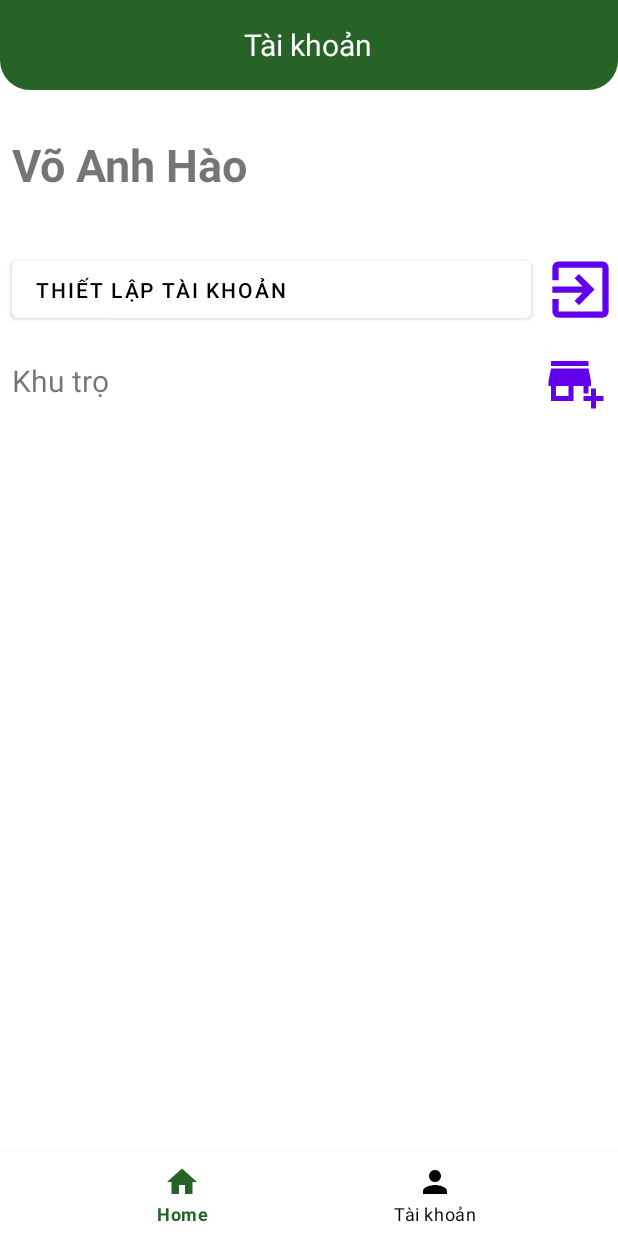
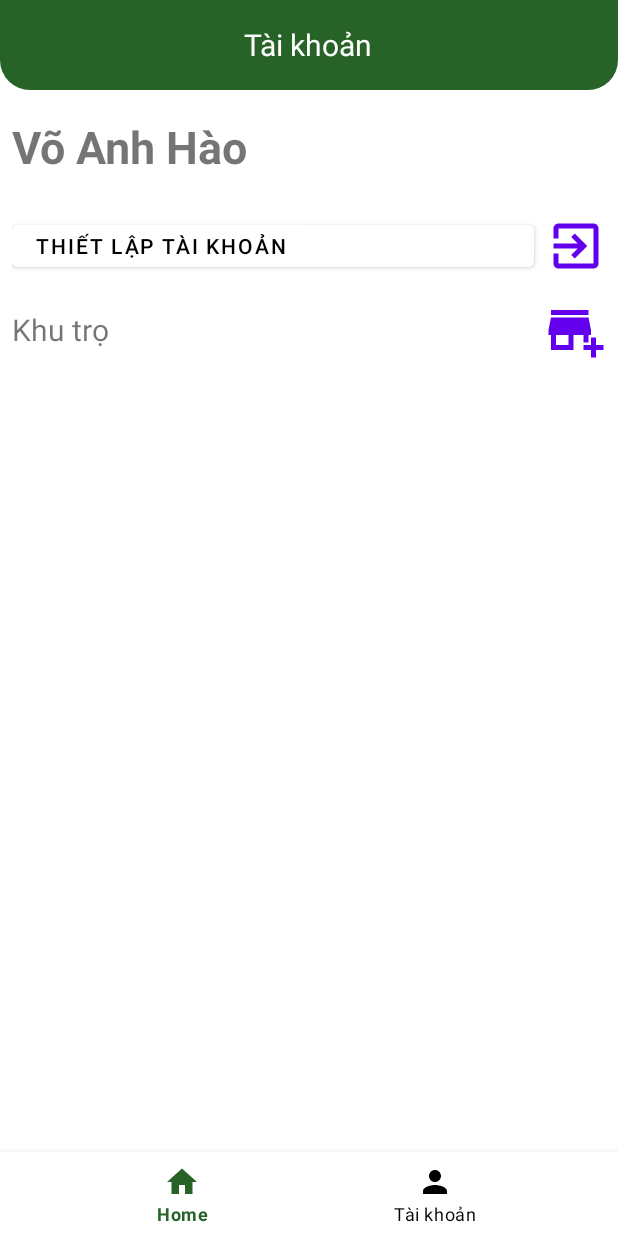
Before and after one commit to hao1710/FindingBoardingHouseApp, an Android app: the fragment AccountFragment placed in its activity, on a phone screen of 412 x 824 dp. Run offline under Robolectric (Android 15) with nearby library versions, the light colour scheme and no system bars; our stand-ins replace Firebase (no records; nobody signed in at launch, a user with empty details on screens opened directly), Picasso, Timber; libraries missing offline, so code that uses them is left out: com.github.aakira.expandablelayout; 4 statements that could not run were skipped.

Commit message:
fix layout

```diff
--- a/app/src/main/java/com/example/findingboardinghouseapp/Activity/AccountFragment.java
+++ b/app/src/main/java/com/example/findingboardinghouseapp/Activity/AccountFragment.java
@@ -23,7 +23,10 @@ import com.example.findingboardinghouseapp.Model.BoardingHouse;
 import com.example.findingboardinghouseapp.Model.Landlord;
 import com.example.findingboardinghouseapp.R;
 import com.google.firebase.firestore.DocumentSnapshot;
+import com.google.firebase.firestore.EventListener;
 import com.google.firebase.firestore.FirebaseFirestore;
+import com.google.firebase.firestore.FirebaseFirestoreException;
+import com.google.firebase.firestore.QuerySnapshot;
 
 import java.util.ArrayList;
 import java.util.Objects;
@@ -149,7 +152,12 @@ public class AccountFragment extends Fragment {
                 startActivityForResult(intent, REQUEST_CODE_FROM_ACCOUNT_FRAGMENT);
             }
         });
-
+        FirebaseFirestore.getInstance().collection("boardingHouse").addSnapshotListener(new EventListener<QuerySnapshot>() {
+            @Override
+            public void onEvent(@Nullable QuerySnapshot value, @Nullable FirebaseFirestoreException error) {
+                readDataBoardingHouse();
+            }
+        });
         return view;
     }
 
--- a/app/src/main/res/layout/fragment_account.xml
+++ b/app/src/main/res/layout/fragment_account.xml
@@ -22,53 +22,51 @@
             android:textSize="20sp" />
     </LinearLayout>
 
-    <LinearLayout
-        android:layout_width="match_parent"
-        android:layout_height="100dp"
-        android:gravity="center_vertical"
-        android:orientation="vertical">
-
     <TextView
         android:id="@+id/a_name_landlord"
         android:layout_width="match_parent"
         android:layout_height="60dp"
-            android:layout_marginLeft="8dp"
+        android:layout_margin="8dp"
         android:gravity="center_vertical"
         android:text="Võ Anh Hào"
         android:textSize="30sp"
         android:textStyle="bold" />
-    </LinearLayout>
+
 
     <RelativeLayout
+        android:layout_margin="8dp"
         android:layout_width="match_parent"
         android:layout_height="wrap_content">
 
         <Button
+            android:layout_marginRight="8dp"
             android:id="@+id/a_btn_setting_account"
             android:layout_width="match_parent"
-            android:layout_height="50dp"
-            android:layout_margin="8dp"
+            android:layout_height="40dp"
             android:layout_toStartOf="@+id/a_button_log_out"
             android:backgroundTint="@color/white"
             android:text="Thiết lập tài khoản"
-
             android:textAlignment="viewStart"
             android:textColor="@color/black" />
 
         <Button
             android:id="@+id/a_button_log_out"
-            android:layout_width="50dp"
-            android:layout_height="50dp"
+            android:layout_width="40dp"
+            android:layout_height="40dp"
             android:layout_alignParentEnd="true"
             android:layout_centerInParent="true"
-
             android:background="@drawable/ic_exit_to_app" />
     </RelativeLayout>
+
+    <LinearLayout
+        android:layout_width="match_parent"
+        android:layout_height="match_parent"
+        android:layout_margin="8dp"
+        android:orientation="vertical">
 
         <RelativeLayout
             android:layout_width="match_parent"
             android:layout_height="wrap_content"
-        android:layout_margin="8dp"
             android:gravity="center_vertical">
 
             <TextView
@@ -83,12 +81,14 @@
                 android:id="@+id/a_button_create_bdh"
                 android:layout_width="40dp"
                 android:layout_height="40dp"
-            android:background="@drawable/ic_add_business"
-            android:layout_alignParentEnd="true"/>
+                android:layout_centerInParent="true"
+                android:layout_alignParentEnd="true"
+                android:background="@drawable/ic_add_business" />
 
         </RelativeLayout>
 
         <LinearLayout
+            android:layout_marginTop="8dp"
             android:layout_width="match_parent"
             android:layout_height="wrap_content"
             android:orientation="vertical">
@@ -98,5 +98,7 @@
                 android:layout_width="match_parent"
                 android:layout_height="match_parent" />
         </LinearLayout>
+    </LinearLayout>
+
 
 </LinearLayout>
```
Also changed, not shown: app/src/main/java/com/example/findingboardinghouseapp/Adapter/BoardingHouseAdapter.java (+30 -0 lines), app/src/main/res/drawable/custom_item_boarding_house.xml (+7 -8 lines), app/src/main/res/drawable/ic_more_vert.xml (added, +10 -0 lines), app/src/main/res/layout/item_boarding_house.xml (+5 -4 lines). Lines whose indentation alone changed are shown as unchanged.
